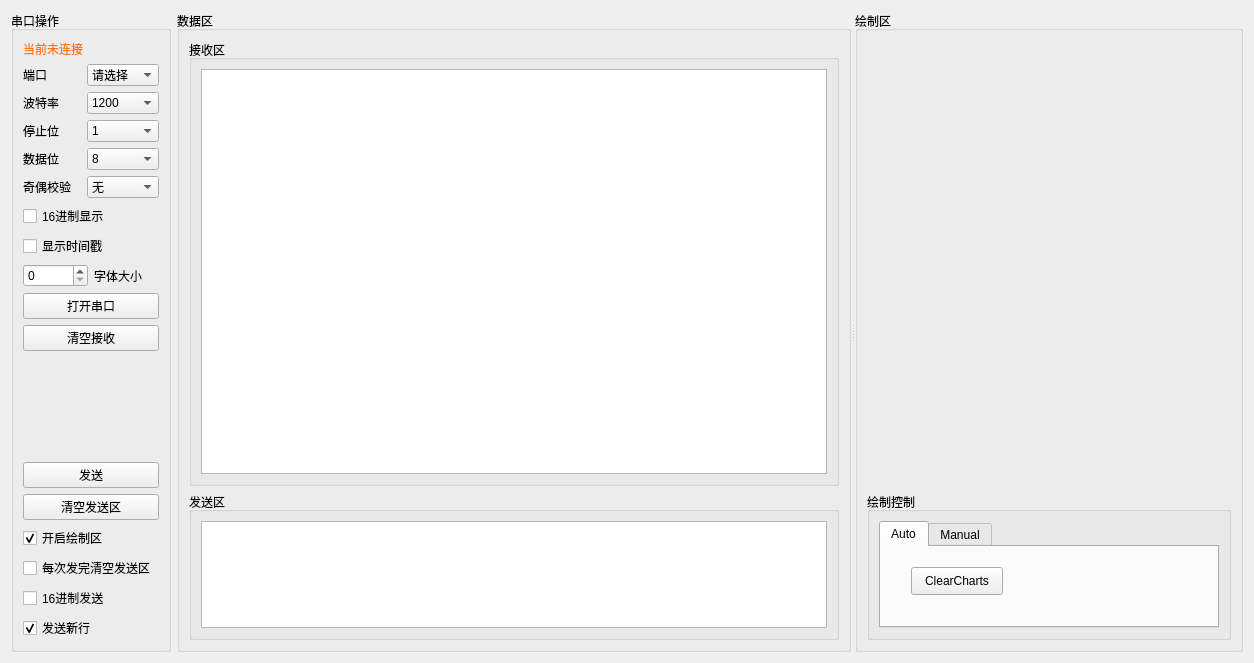
This is QTosciloscope/widget.ui in BlackDaShuai/QtShowWave as Qt 5 draws it before an edit. The edited form follows.
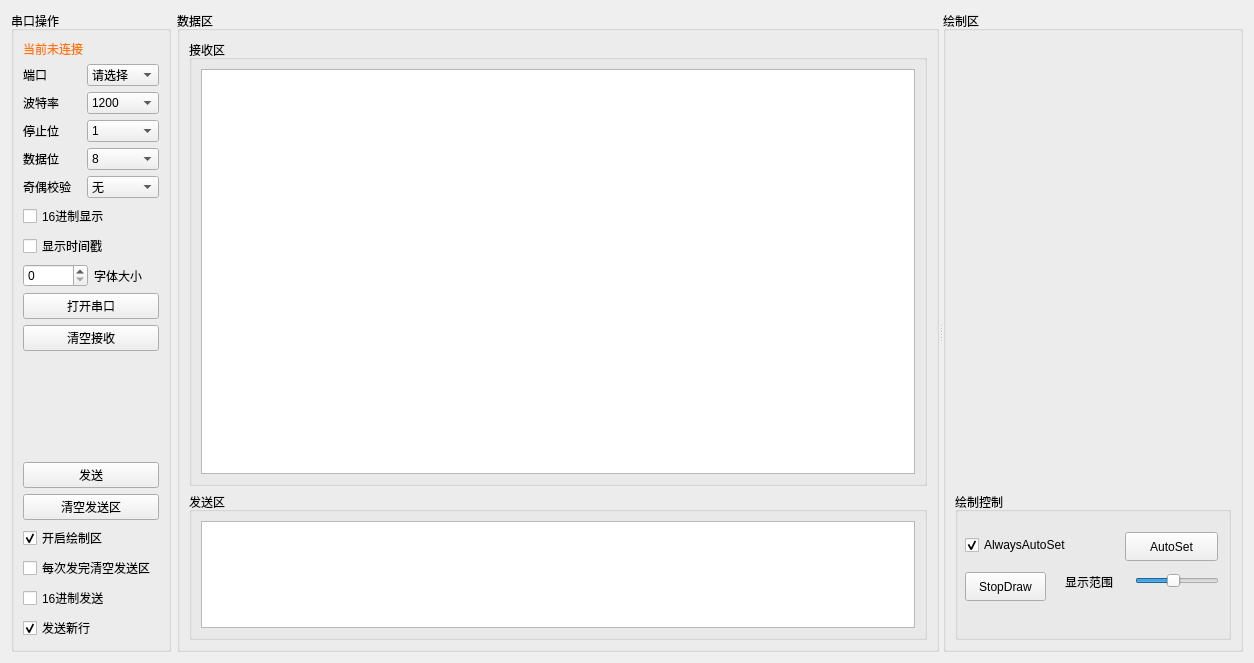
This is the edited form. The open tabs and pages were chosen to show the change. Icons and pictures are not drawn. Custom widgets are drawn as their Qt base class.

Commit message: add autoSet__do not perfect

```diff
--- a/QTosciloscope/widget.ui
+++ b/QTosciloscope/widget.ui
@@ -448,52 +448,12 @@
            <property name="title">
             <string>绘制控制</string>
            </property>
-           <layout class="QGridLayout" name="gridLayout_6">
-            <item row="1" column="0">
-             <widget class="QTabWidget" name="tabWidget">
-              <property name="tabPosition">
-               <enum>QTabWidget::North</enum>
-              </property>
-              <property name="tabShape">
-               <enum>QTabWidget::Rounded</enum>
-              </property>
-              <property name="currentIndex">
-               <number>1</number>
-              </property>
-              <property name="iconSize">
-               <size>
-                <width>16</width>
-                <height>16</height>
-               </size>
-              </property>
-              <widget class="QWidget" name="tabAuto">
-               <attribute name="title">
-                <string>Auto</string>
-               </attribute>
-               <widget class="QPushButton" name="pushButton">
-                <property name="geometry">
-                 <rect>
-                  <x>30</x>
-                  <y>20</y>
-                  <width>92</width>
-                  <height>28</height>
-                 </rect>
-                </property>
-                <property name="text">
-                 <string>ClearCharts</string>
-                </property>
-               </widget>
-              </widget>
-              <widget class="QWidget" name="tabMan">
-               <attribute name="title">
-                <string>Manual</string>
-               </attribute>
                <widget class="QSlider" name="horizontalSlider">
                 <property name="geometry">
                  <rect>
-                  <x>230</x>
-                  <y>20</y>
-                  <width>121</width>
+              <x>180</x>
+              <y>80</y>
+              <width>84</width>
                   <height>18</height>
                  </rect>
                 </property>
@@ -513,9 +473,9 @@
                <widget class="QLabel" name="label_6">
                 <property name="geometry">
                  <rect>
-                  <x>160</x>
-                  <y>20</y>
-                  <width>67</width>
+              <x>110</x>
+              <y>80</y>
+              <width>60</width>
                   <height>20</height>
                  </rect>
                 </property>
@@ -523,11 +483,11 @@
                  <string>显示范围</string>
                 </property>
                </widget>
-               <widget class="QPushButton" name="pushButton_2">
+           <widget class="QPushButton" name="clearCharts">
                 <property name="geometry">
                  <rect>
-                  <x>30</x>
-                  <y>20</y>
+              <x>290</x>
+              <y>80</y>
                   <width>93</width>
                   <height>29</height>
                  </rect>
@@ -536,10 +496,48 @@
                  <string>ClearCharts</string>
                 </property>
                </widget>
-              </widget>
-             </widget>
-            </item>
-           </layout>
+           <widget class="QPushButton" name="stopDraw">
+            <property name="geometry">
+             <rect>
+              <x>10</x>
+              <y>80</y>
+              <width>81</width>
+              <height>29</height>
+             </rect>
+            </property>
+            <property name="text">
+             <string>StopDraw</string>
+            </property>
+           </widget>
+           <widget class="QPushButton" name="AutoSet">
+            <property name="geometry">
+             <rect>
+              <x>170</x>
+              <y>40</y>
+              <width>93</width>
+              <height>29</height>
+             </rect>
+            </property>
+            <property name="text">
+             <string>AutoSet</string>
+            </property>
+           </widget>
+           <widget class="QCheckBox" name="AlwaysAuto">
+            <property name="geometry">
+             <rect>
+              <x>10</x>
+              <y>40</y>
+              <width>131</width>
+              <height>26</height>
+             </rect>
+            </property>
+            <property name="text">
+             <string>AlwaysAutoSet</string>
+            </property>
+            <property name="checked">
+             <bool>true</bool>
+            </property>
+           </widget>
           </widget>
          </item>
         </layout>
```
Lines whose indentation alone changed are shown as unchanged. The commit also changes 3 other files.
